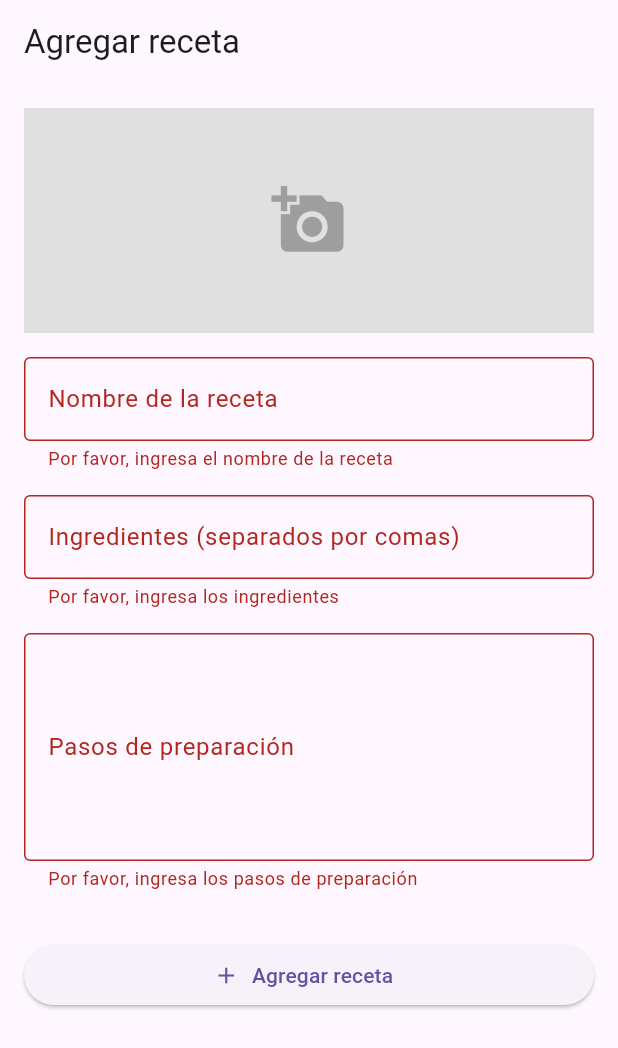
After one commit to pilicorredor/Calorie_Count_Movile, a Flutter app: the AddRecipes screen opened directly, after a tap on "Agregar receta", on a phone screen of 412 x 824 dp. The commit adds this screen. Shown: the top 1048 px of the screen. Run offline on Flutter 3.47's test engine with Material 3 defaults, Android fonts, the phone set to English and light mode, and no system bars; our stand-ins replace fl_chart, flutter_speed_dial; network calls fail.

Commit message:
Add recipes to custom fab

```diff
--- /dev/null
+++ b/lib/pages/add_recipes.dart
@@ -0,0 +1,119 @@
+import 'package:flutter/material.dart';
+
+class AddRecipes extends StatefulWidget {
+  const AddRecipes({super.key});
+
+  @override
+  _AddRecipes createState() => _AddRecipes();
+}
+
+class _AddRecipes extends State<AddRecipes> {
+  final _formKey = GlobalKey<FormState>();
+
+  // Controladores para los campos de texto
+  final TextEditingController _recipeNameController = TextEditingController();
+  final TextEditingController _ingredientsController = TextEditingController();
+  final TextEditingController _preparationStepsController = TextEditingController();
+
+  @override
+  Widget build(BuildContext context) {
+    return Scaffold(
+      appBar: AppBar(
+        title: const Text('Agregar receta'),
+      ),
+      body: Padding(
+        padding: const EdgeInsets.all(16.0),
+        child: Form(
+          key: _formKey,
+          child: ListView(
+            children: [
+              // Campo para seleccionar una imagen
+              GestureDetector(
+                onTap: () {
+                  // Aquí iría el código para seleccionar una imagen
+                },
+                child: Container(
+                  height: 150,
+                  color: Colors.grey[300],
+                  child: const Icon(
+                    Icons.add_a_photo,
+                    size: 50,
+                    color: Colors.grey,
+                  ),
+                ),
+              ),
+              const SizedBox(height: 16.0),
+
+              // Campo de texto para el nombre de la receta
+              TextFormField(
+                controller: _recipeNameController,
+                decoration: const InputDecoration(
+                  labelText: 'Nombre de la receta',
+                  border: OutlineInputBorder(),
+                ),
+                validator: (value) {
+                  if (value == null || value.isEmpty) {
+                    return 'Por favor, ingresa el nombre de la receta';
+                  }
+                  return null;
+                },
+              ),
+              const SizedBox(height: 16.0),
+
+              // Campo de texto para los ingredientes
+              TextFormField(
+                controller: _ingredientsController,
+                decoration: const InputDecoration(
+                  labelText: 'Ingredientes (separados por comas)',
+                  border: OutlineInputBorder(),
+                ),
+                validator: (value) {
+                  if (value == null || value.isEmpty) {
+                    return 'Por favor, ingresa los ingredientes';
+                  }
+                  return null;
+                },
+              ),
+              const SizedBox(height: 16.0),
+
+              // Campo de texto para los pasos de preparación
+              TextFormField(
+                controller: _preparationStepsController,
+                decoration: const InputDecoration(
+                  labelText: 'Pasos de preparación',
+                  border: OutlineInputBorder(),
+                ),
+                maxLines: 5,
+                validator: (value) {
+                  if (value == null || value.isEmpty) {
+                    return 'Por favor, ingresa los pasos de preparación';
+                  }
+                  return null;
+                },
+              ),
+              const SizedBox(height: 32.0),
+
+              // Botón para "Agregar" receta
+              ElevatedButton.icon(
+                onPressed: () {
+                  if (_formKey.currentState!.validate()) {
+                    ScaffoldMessenger.of(context).showSnackBar(
+                      const SnackBar(content: Text('Receta agregada')),
+                    );
+
+                    // Limpiar los campos
+                    _recipeNameController.clear();
+                    _ingredientsController.clear();
+                    _preparationStepsController.clear();
+                  }
+                },
+                icon: const Icon(Icons.add),
+                label: const Text('Agregar receta'),
+              ),
+            ],
+          ),
+        ),
+      ),
+    );
+  }
+}
--- a/lib/widgets/charts_page/custom_title_card.dart
+++ b/lib/widgets/charts_page/custom_title_card.dart
@@ -9,7 +9,7 @@ class CustomTitleCard extends StatelessWidget {
     return Container(
       padding: const EdgeInsets.all(16.0),
       decoration: BoxDecoration(
-        color: Colors.green[100],
+        color: const Color(0xFF6F28B0),
         borderRadius: BorderRadius.circular(12),
       ),
       child:  Row(
@@ -18,7 +18,7 @@ class CustomTitleCard extends StatelessWidget {
           Expanded(
             child: Text(
               label,
-              style: const TextStyle(fontSize: 16, fontWeight: FontWeight.bold),
+              style: const TextStyle(fontSize: 16, fontWeight: FontWeight.bold, color: Colors.white),
             ),
           ),
         ],
--- a/lib/widgets/custom_fab_add_food.dart
+++ b/lib/widgets/custom_fab_add_food.dart
@@ -1,4 +1,5 @@
 import 'package:calorie_counter/pages/add_food.dart';
+import 'package:calorie_counter/pages/add_recipes.dart';
 import 'package:calorie_counter/utils/page_animation_route.dart';
 import 'package:flutter/material.dart';
 import 'package:flutter_speed_dial/flutter_speed_dial.dart';
@@ -23,6 +24,18 @@ class CustomFabAddFood extends StatelessWidget {
       },
     ));
 
+    childButtons.add(SpeedDialChild(
+      backgroundColor: const Color(0xFF6F28B0),
+      child: const Icon(Icons.add, color: Colors.white), // El ícono del botón se mantiene blanco
+      label: 'Agregar receta',
+      labelStyle: const TextStyle(fontSize: 18.0),
+      onTap: () {
+        Navigator.push(
+          context,
+          PageAnimationRoute(widget: const AddRecipes(), ejex: 0.8, ejey: 0.8),
+        );
+      },
+    ));
     return SpeedDial(
       icon: Icons.add, // "+" ícono principal
       activeIcon: Icons.close, // "x" ícono al estar abierto
```
